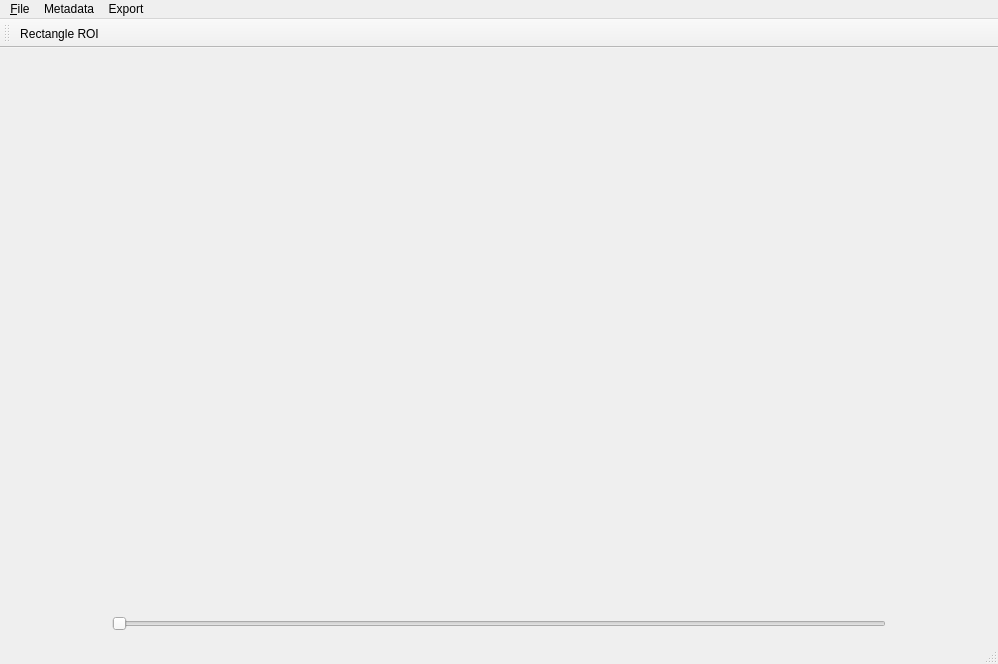
This is GUI/GUI.ui in hannahmunoz/Thesis as Qt 5 draws it before an edit. The edited form follows.
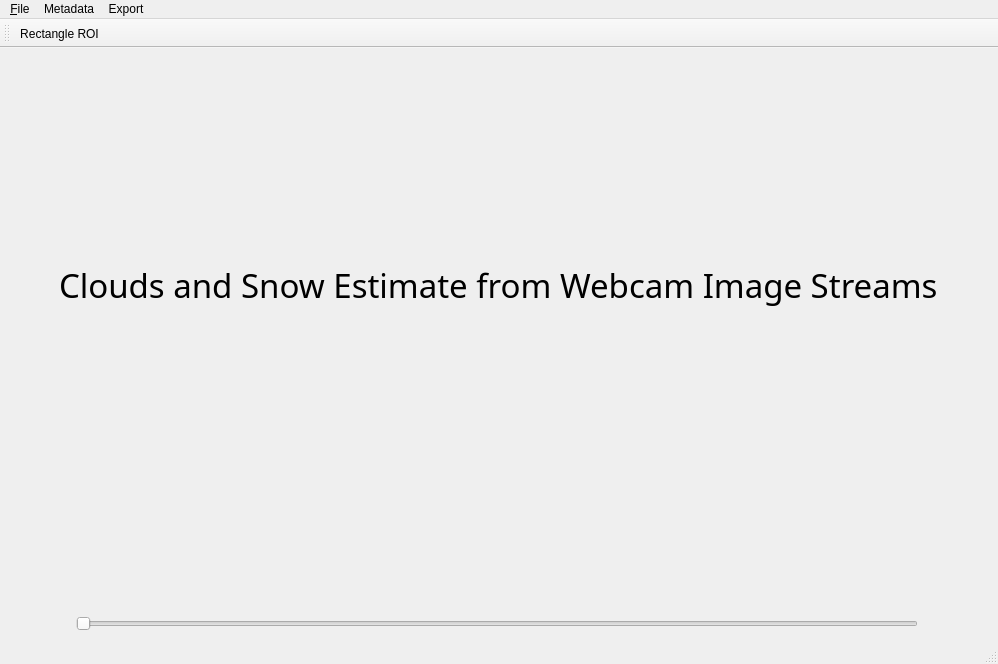
This is the edited form. Icons and pictures are not drawn. Custom widgets are drawn as their Qt base class.

```diff
--- a/GUI/GUI.ui
+++ b/GUI/GUI.ui
@@ -1510,6 +1510,19 @@
         </property>
        </widget>
       </item>
+      <item row="1" column="0">
+       <widget class="QLabel" name="WelcomeLabel">
+        <property name="font">
+         <font>
+          <family>Vrinda</family>
+          <pointsize>25</pointsize>
+         </font>
+        </property>
+        <property name="text">
+         <string>Clouds and Snow Estimate from Webcam Image Streams</string>
+        </property>
+       </widget>
+      </item>
      </layout>
     </item>
     <item row="2" column="0">
```
Left out of the diff: 40 changed lines with no effect on the pictures.
